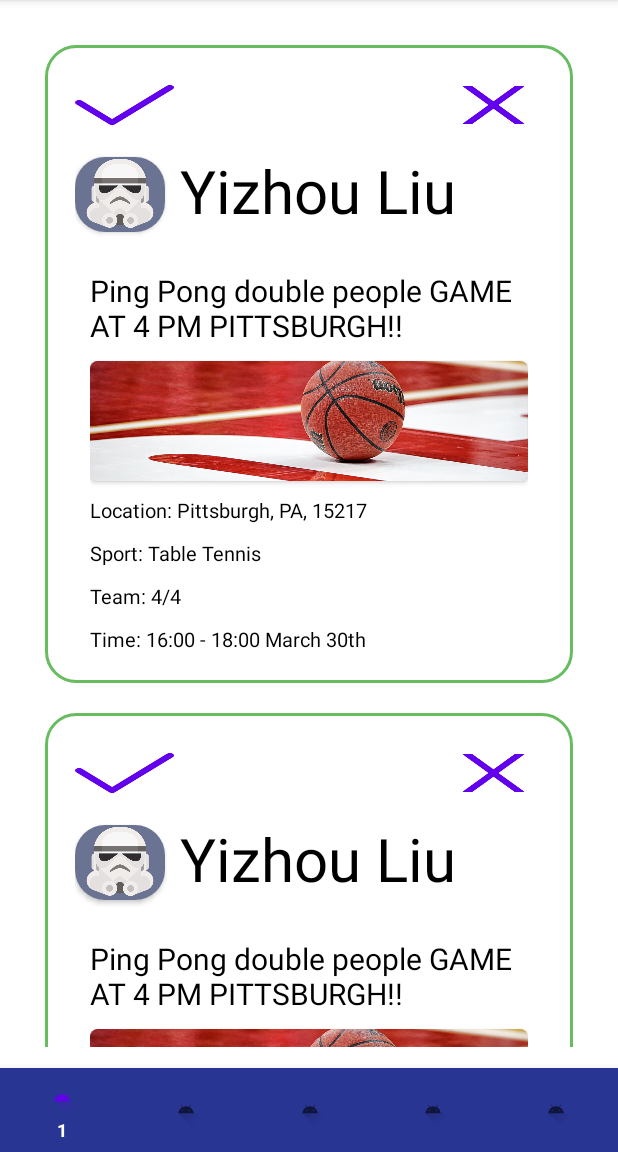
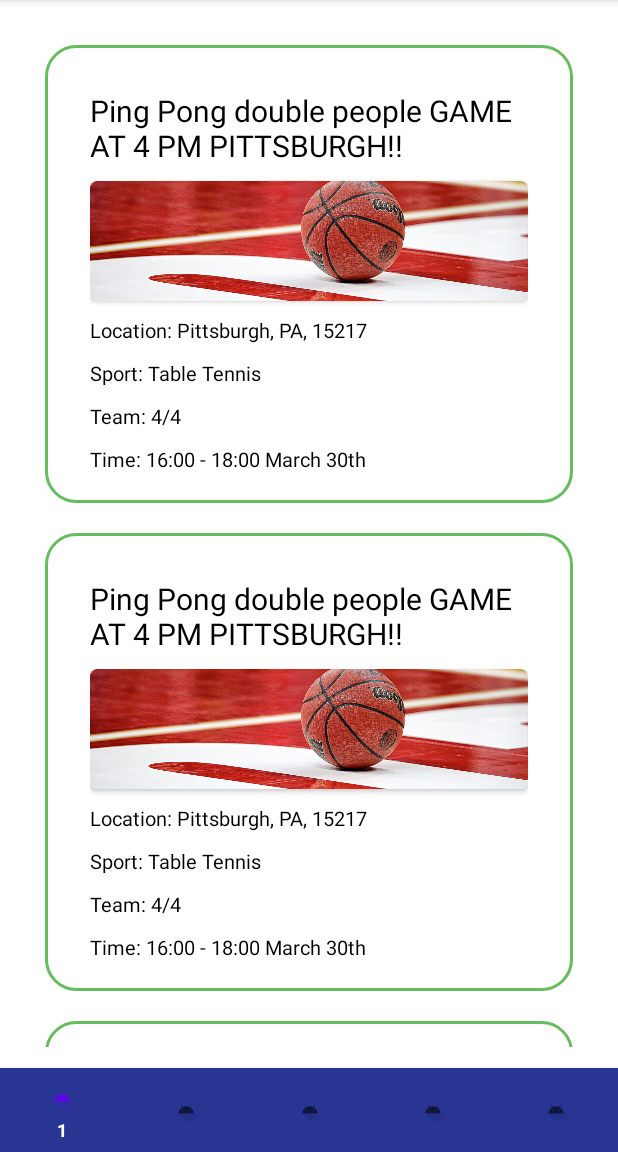
Before and after one commit to ychu824/SportsMatchingApp, an Android app: the fragment ArchiveFragment placed in its activity, on a phone screen of 412 x 824 dp, the part 84-1236 px from its top. Run offline under Robolectric (Android 15) with nearby library versions, the phone set to English and light mode, and no system bars; pictures from the network do not load.

Commit message:
basic archive function

```diff
--- a/app/src/main/java/edu/cmu/sportsmatching/ui/archive/ArchiveFragment.kt
+++ b/app/src/main/java/edu/cmu/sportsmatching/ui/archive/ArchiveFragment.kt
@@ -5,12 +5,15 @@ import android.view.LayoutInflater
 import android.view.View
 import android.view.ViewGroup
 import androidx.fragment.app.Fragment
+import androidx.fragment.app.FragmentManager
 import androidx.recyclerview.widget.LinearLayoutManager
 import androidx.recyclerview.widget.RecyclerView
+import edu.cmu.sportsmatching.R
 import edu.cmu.sportsmatching.data.mock.FakeMatches
 import edu.cmu.sportsmatching.databinding.FragmentArchiveBinding
 import edu.cmu.sportsmatching.databinding.FragmentHomeBinding
 import edu.cmu.sportsmatching.ui.archive.DetailInfoAdapter
+import edu.cmu.sportsmatching.ui.home.DetailPageFragment
 
 class ArchiveFragment: Fragment(), DetailInfoAdapter.OnMatchListener{
 
@@ -45,5 +48,16 @@ class ArchiveFragment: Fragment(), DetailInfoAdapter.OnMatchListener{
     }
 
     override fun onMatchClick(position: Int) {
+        val fragmentManager: FragmentManager? = activity?.supportFragmentManager
+        if (fragmentManager != null) {
+            val transaction = fragmentManager.beginTransaction()
+            transaction.setReorderingAllowed(true)
+            transaction.replace(
+                R.id.main_fragment_container, DetailPageFragment(
+                this.mMatchAdapter.matches[position])
+            )
+            transaction.commit()
+            transaction.addToBackStack(null)
+        }
     }
 }
--- a/app/src/main/java/edu/cmu/sportsmatching/ui/archive/DetailInfoAdapter.kt
+++ b/app/src/main/java/edu/cmu/sportsmatching/ui/archive/DetailInfoAdapter.kt
@@ -34,25 +34,16 @@ class DetailInfoAdapter(
         var matchSport: TextView = itemView.findViewById(R.id.match_sport)
         var matchTeam: TextView = itemView.findViewById(R.id.match_team)
         var matchTime: TextView = itemView.findViewById(R.id.match_time)
-        var acceptBtn: Button = itemView.findViewById(R.id.accept)
-        var closeBtn: Button = itemView.findViewById(R.id.dismiss)
         init {
             itemView.setOnClickListener {
                 this.onMatchListener.onMatchClick(this.adapterPosition)
-            }
-            this.acceptBtn.setOnClickListener {
-                removeAt(this.adapterPosition)
-                // TODO: add current match to archive
-            }
-            this.closeBtn.setOnClickListener {
-                removeAt(this.adapterPosition)
             }
         }
     }
 
     override fun onCreateViewHolder(parent: ViewGroup, viewType: Int): MatchViewHolder {
         val view: View = LayoutInflater.from(parent.context)
-            .inflate(R.layout.match_info, parent, false)
+            .inflate(R.layout.brief_match_info, parent, false)
         return MatchViewHolder(view, this.onMatchListener)
     }
 
@@ -73,10 +64,4 @@ class DetailInfoAdapter(
     override fun getItemCount(): Int {
         return matches.size
     }
-
-    fun removeAt(position: Int) {
-        this.matches.removeAt(position)
-        notifyItemRemoved(position)
-        notifyItemRangeChanged(position, this.matches.size)
-    }
 }
--- /dev/null
+++ b/app/src/main/res/layout/brief_match_info.xml
@@ -0,0 +1,122 @@
+<?xml version="1.0" encoding="utf-8"?>
+<!-- FIXME: Replace test strings with real data -->
+<LinearLayout xmlns:android="http://schemas.android.com/apk/res/android"
+    xmlns:app="http://schemas.android.com/apk/res-auto"
+    android:layout_width="match_parent"
+    android:layout_height="wrap_content"
+    android:background="@drawable/border_background"
+    android:layout_marginHorizontal="30dp"
+    android:layout_marginVertical="@dimen/common_vertical_margin"
+    android:orientation="vertical">
+
+<!--    <LinearLayout-->
+<!--        android:layout_marginHorizontal="10dp"-->
+<!--        android:layout_marginTop="10dp"-->
+<!--        android:layout_width="match_parent"-->
+<!--        android:layout_height="match_parent">-->
+
+<!--    </LinearLayout>-->
+
+    <LinearLayout
+        android:layout_gravity="start"
+        android:layout_marginHorizontal="0dp"
+        android:layout_marginTop="0dp"
+        android:layout_width="match_parent"
+        android:layout_height="wrap_content"
+        android:orientation="horizontal">
+
+<!--        <androidx.cardview.widget.CardView-->
+<!--            android:layout_width="0dp"-->
+<!--            android:layout_height="@dimen/user_round_avatar_size"-->
+<!--            app:cardCornerRadius="20dp"-->
+<!--            android:layout_marginEnd="10dp"-->
+<!--            android:layout_gravity="center"-->
+<!--            android:layout_weight="1">-->
+
+<!--            <ImageView-->
+<!--                android:id="@+id/user_avatar"-->
+<!--                android:layout_width="match_parent"-->
+<!--                android:layout_height="@dimen/user_round_avatar_size"-->
+<!--                android:src="@drawable/test_ava"-->
+<!--                android:scaleType="centerCrop"/>-->
+
+<!--        </androidx.cardview.widget.CardView>-->
+
+
+        <TextView
+            android:id="@+id/user_name"
+            android:layout_weight="4"
+            android:layout_gravity="center"
+            android:layout_width="0dp"
+            android:layout_height="0dp"
+            android:text="@string/test_user_name"
+            android:textColor="@color/black"
+            android:textSize="40sp" />
+    </LinearLayout>
+
+    <LinearLayout
+        android:layout_width="match_parent"
+        android:layout_height="wrap_content"
+        android:layout_marginVertical="@dimen/common_vertical_margin"
+        android:layout_marginHorizontal="20dp"
+        android:orientation="vertical">
+        <TextView
+            android:id="@+id/match_title"
+            android:layout_marginTop="10dp"
+            android:layout_marginBottom="10dp"
+            android:layout_width="match_parent"
+            android:layout_height="wrap_content"
+            android:textAppearance="@style/big_title"
+            android:text="@string/test_match_title"/>
+
+        <androidx.cardview.widget.CardView
+            app:cardPreventCornerOverlap="false"
+            android:layout_width="match_parent"
+            android:layout_height="80dp"
+            app:cardCornerRadius="5dp">
+
+            <ImageView
+                android:id="@+id/match_post_image"
+                android:layout_width="match_parent"
+                android:layout_height="wrap_content"
+                android:scaleType="centerCrop"
+                android:adjustViewBounds="true"
+                android:src="@drawable/basketball_on_court" />
+        </androidx.cardview.widget.CardView>
+
+        <!-- TODO: Add prefix in code -->
+        <TextView
+            android:id="@+id/match_location"
+            android:layout_marginTop="10dp"
+            android:textAppearance="@style/small_title"
+            android:layout_width="match_parent"
+            android:layout_height="wrap_content"
+            android:text="@string/test_match_location" />
+
+        <TextView
+            android:id="@+id/match_sport"
+            android:layout_marginTop="10dp"
+            android:textAppearance="@style/small_title"
+            android:layout_width="match_parent"
+            android:layout_height="wrap_content"
+            android:text="@string/match_sport" />
+
+        <TextView
+            android:id="@+id/match_team"
+            android:layout_marginTop="10dp"
+            android:textAppearance="@style/small_title"
+            android:layout_width="match_parent"
+            android:layout_height="wrap_content"
+            android:text="@string/test_match_team" />
+
+        <TextView
+            android:id="@+id/match_time"
+            android:layout_marginTop="10dp"
+            android:textAppearance="@style/small_title"
+            android:layout_width="match_parent"
+            android:layout_height="wrap_content"
+            android:text="@string/test_match_time" />
+
+    </LinearLayout>
+
+</LinearLayout>
```
